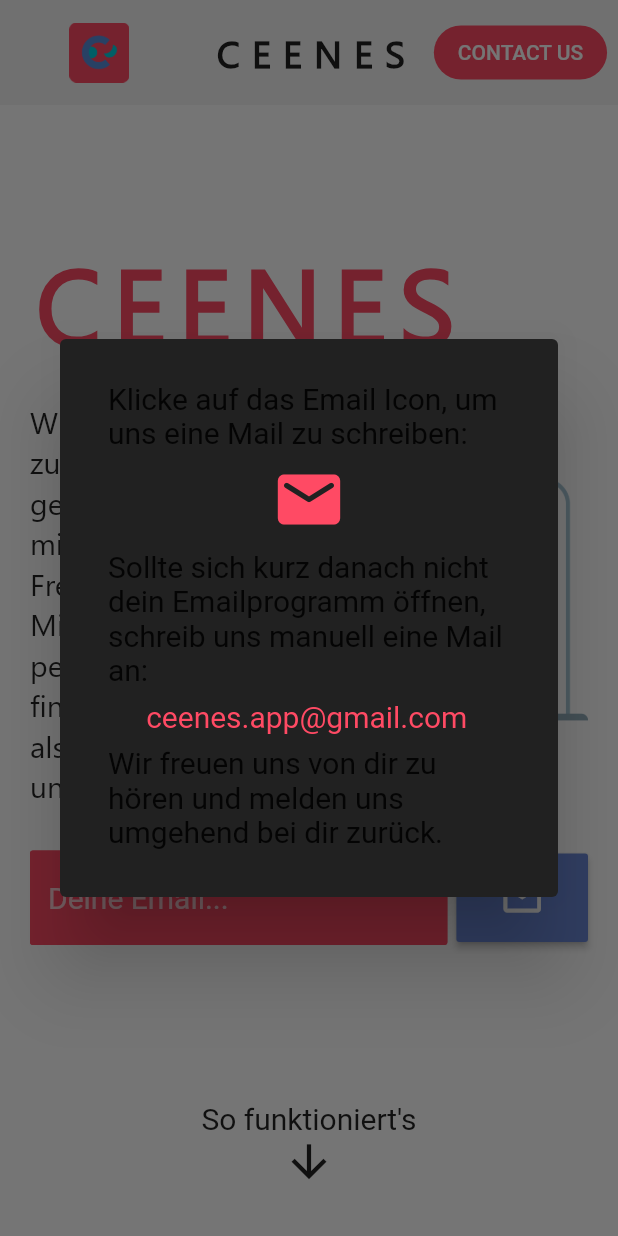
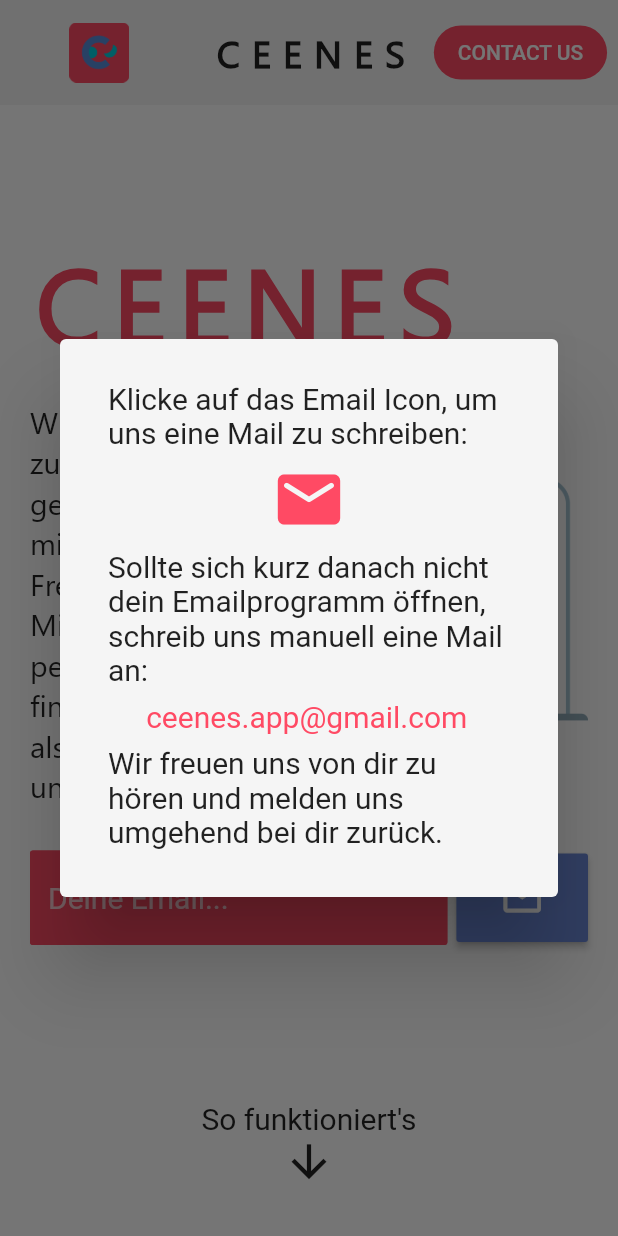
Before and after one commit to kasten4444/ceenes_v1, a Flutter app: the screen it shows after launch, after a tap on "CONTACT US", on a phone screen of 412 x 824 dp. Run offline on Flutter 3.47's test engine with Material 2 defaults, Android fonts, the phone set to English and light mode, and no system bars; drawn by our look-alikes of scrollable_positioned_list; our stand-ins replace animated_text_kit, auto_size_text, cloud_firestore, email_validator, firebase_core, flutter_html and 4 more; missing offline and left inert: cloud_firestore_web, dart:html, draggable_scrollbar, firebase_core_web, mailto; accounts and stored records are empty.

Commit message:
mobil: contact alert angepasst

```diff
--- a/lib/Widgets/Mobil/header_mobil.dart
+++ b/lib/Widgets/Mobil/header_mobil.dart
@@ -73,7 +73,7 @@
                 context: context,
                 builder: (BuildContext context) {
                   return AlertDialog(
-                    backgroundColor: my_dark_sec,
+                    backgroundColor: Colors.grey[100],
                     content: Column(
                       mainAxisSize: MainAxisSize.min,
                       crossAxisAlignment: CrossAxisAlignment.start,
```
Also changed, not shown: 6 other files.
